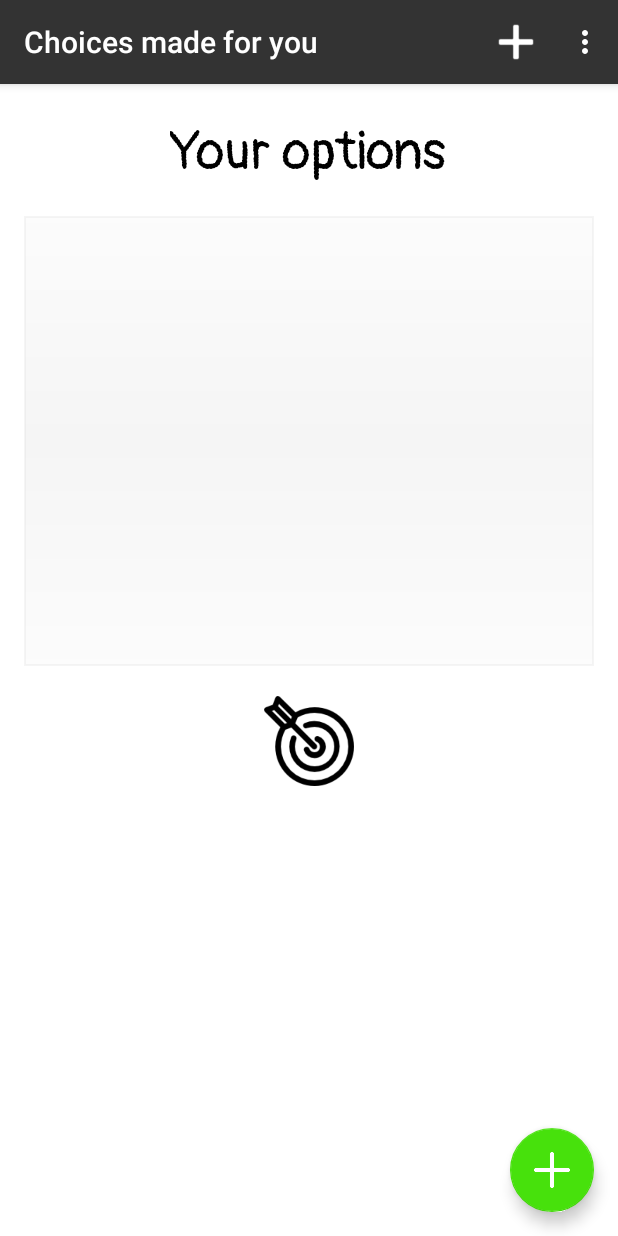
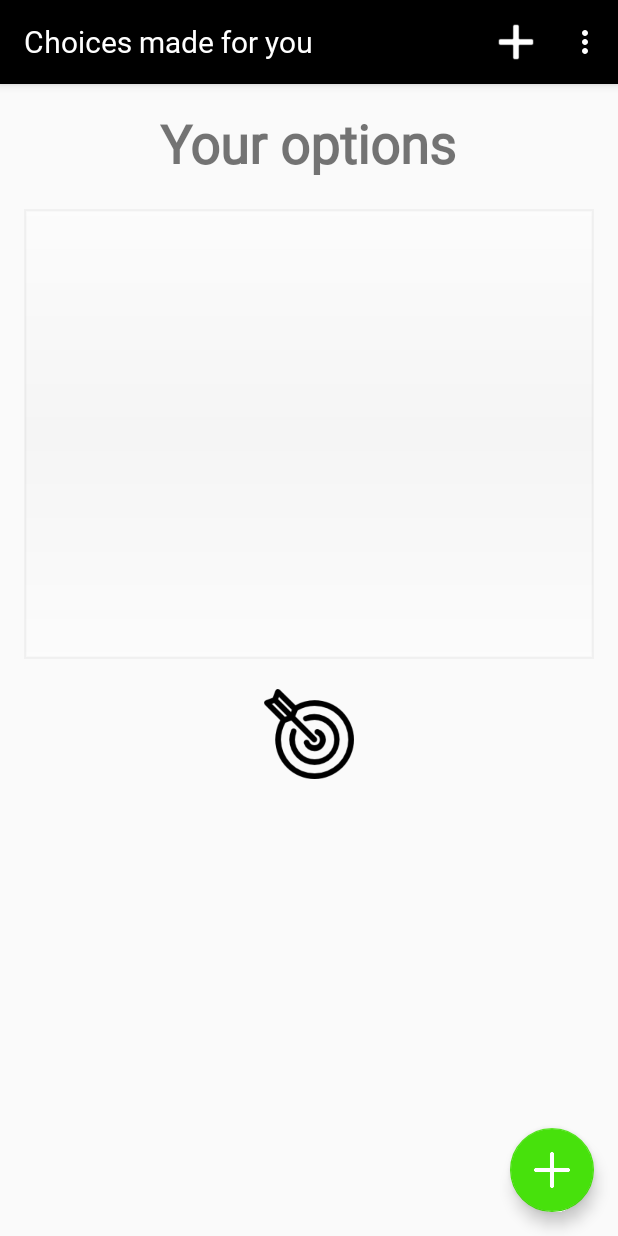
Before and after one commit to JamesJose7/RandomChooser, an Android app: the screen it shows after launch (MainActivity), on a phone screen of 412 x 824 dp. Run offline under Robolectric (Android 15) with nearby library versions, the phone set to English and light mode, and no system bars; our stand-ins replace ButterKnife.

Commit message:
Changed font and deleted unnecessary old files

```diff
--- a/app/src/main/java/com/jose/randomdecider/MainActivity.java
+++ b/app/src/main/java/com/jose/randomdecider/MainActivity.java
@@ -78,14 +78,6 @@ public class MainActivity extends AppCompatActivity {
         mSavedLists = new ArrayList<>();
 
         mCurrentScreen = ADD_ITEM;
-
-        //set fonts
-        TextView textView = (TextView) findViewById(R.id.text_title);
-        mPangolinFont = Typeface.createFromAsset(getAssets(), "fonts/Pangolin-Regular.ttf");
-        textView.setTypeface(mPangolinFont);
-        mSelectedText.setTypeface(mPangolinFont);
-        TextView savedListsTitle = (TextView) findViewById(R.id.saved_title);
-        savedListsTitle.setTypeface(mPangolinFont);
 
 
         //Randomize
--- a/app/src/main/res/layout/content_main.xml
+++ b/app/src/main/res/layout/content_main.xml
@@ -11,18 +11,18 @@
     android:paddingTop="@dimen/activity_vertical_margin"
     app:layout_behavior="@string/appbar_scrolling_view_behavior"
     tools:context="com.jose.randomdecider.MainActivity"
-    android:background="#fff"
+
     tools:showIn="@layout/activity_main">
 
     <TextView
+        android:id="@+id/text_title"
         android:layout_width="wrap_content"
         android:layout_height="wrap_content"
         android:layout_centerHorizontal="true"
+        android:text="Your options"
         android:textSize="35sp"
         android:textStyle="bold"
-        android:text="Your options"
-        android:textColor="@color/colorPrimaryDark"
-        android:id="@+id/text_title"/>
+        tools:fontFamily="@font/varela_round"/>
 
     <ListView
         android:layout_width="match_parent"
--- a/app/src/main/res/values-v21/styles.xml
+++ /dev/null
@@ -1,9 +0,0 @@
-<resources>
-
-    <style name="AppTheme.NoActionBar">
-        <item name="windowActionBar">false</item>
-        <item name="windowNoTitle">true</item>
-        <item name="android:windowDrawsSystemBarBackgrounds">true</item>
-        <item name="android:statusBarColor">@android:color/transparent</item>
-    </style>
-</resources>
--- a/app/src/main/res/values-w820dp/dimens.xml
+++ /dev/null
@@ -1,6 +0,0 @@
-<resources>
-    <!-- Example customization of dimensions originally defined in res/values/dimens.xml
-         (such as screen margins) for screens with more than 820dp of available width. This
-         would include 7" and 10" devices in landscape (~960dp and ~1280dp respectively). -->
-    <dimen name="activity_horizontal_margin">64dp</dimen>
-</resources>
--- a/app/src/main/res/values/colors.xml
+++ b/app/src/main/res/values/colors.xml
@@ -1,6 +1,6 @@
 <?xml version="1.0" encoding="utf-8"?>
 <resources>
-    <color name="colorPrimary">#333</color>
+    <color name="colorPrimary">#f5f5f5</color>
     <color name="colorPrimaryDark">#000</color>
     <color name="colorAccent">#47E10C</color>
 </resources>
--- a/app/src/main/res/values/styles.xml
+++ b/app/src/main/res/values/styles.xml
@@ -3,9 +3,10 @@
     <!-- Base application theme. -->
     <style name="AppTheme" parent="Theme.AppCompat.Light.DarkActionBar">
         <!-- Customize your theme here. -->
-        <item name="colorPrimary">@color/colorPrimary</item>
+        <item name="colorPrimary">@color/colorPrimaryDark</item>
         <item name="colorPrimaryDark">@color/colorPrimaryDark</item>
         <item name="colorAccent">@color/colorAccent</item>
+        <item name="android:fontFamily">@font/varela_round</item>
     </style>
 
     <style name="AppTheme.NoActionBar">
```
Also changed, not shown: app/build.gradle (+3 -5 lines).
